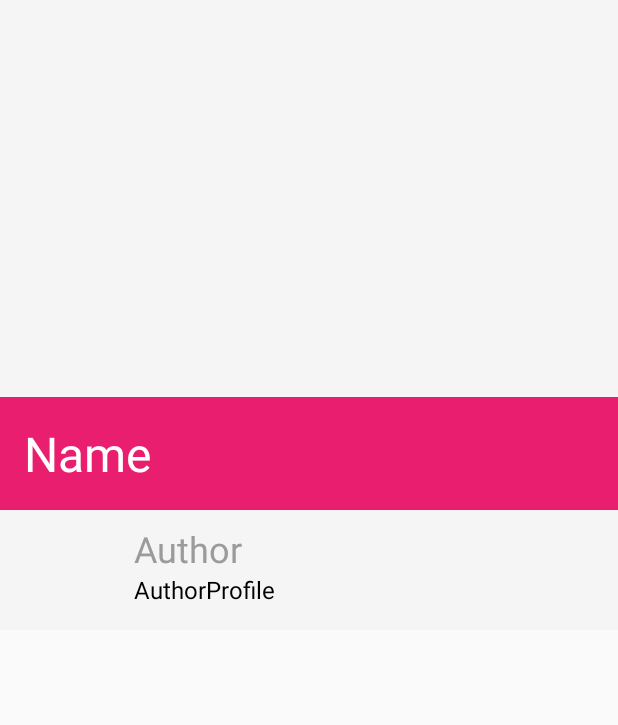
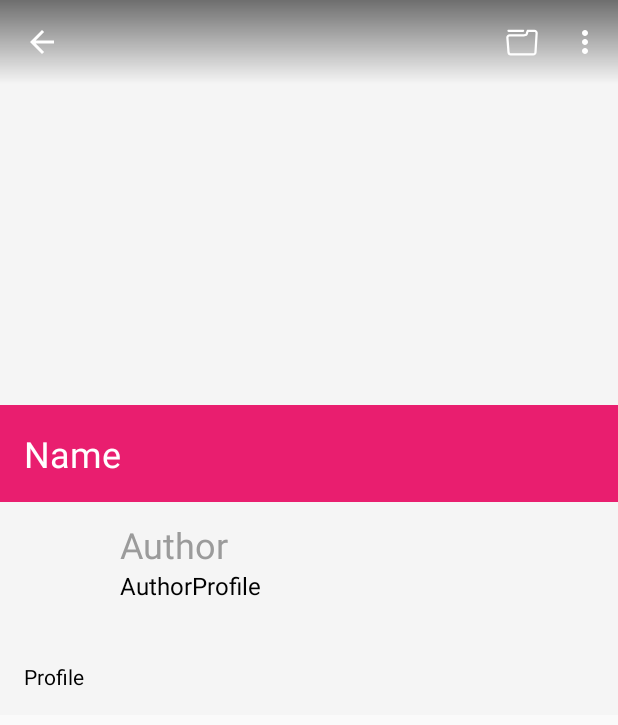
Before and after one commit to MKFMIKU/Aribbble, an Android app: the ShotActivity screen opened directly, with no data from a screen before it, on a phone screen of 412 x 824 dp. Shown: the top 725 px of the screen. Run offline under Robolectric (Android 15) with nearby library versions, the phone set to English and light mode, and no system bars; our stand-ins replace CircleImageView; libraries missing offline, so code that uses them is left out: rx.android.schedulers, rx.functions, rx.schedulers; pictures from the network do not load; 1 statement that could not run was skipped.

Commit message:
Fix bug in the CoordinatorLayout

```diff
--- a/app/src/main/java/com/kfnoon/huanm/aribbble/model/user.java
+++ b/app/src/main/java/com/kfnoon/huanm/aribbble/model/user.java
@@ -4,4 +4,5 @@ public class User {
     public int id;
     public String name;
     public String avatar_url;
+    public String bio;
 }
--- a/app/src/main/java/com/kfnoon/huanm/aribbble/ui/ShotActivity.java
+++ b/app/src/main/java/com/kfnoon/huanm/aribbble/ui/ShotActivity.java
@@ -27,6 +27,7 @@ import com.kfnoon.huanm.aribbble.R;
 import com.kfnoon.huanm.aribbble.api.BaseClient;
 import com.kfnoon.huanm.aribbble.model.Shot;
 
+import de.hdodenhof.circleimageview.CircleImageView;
 import rx.Subscription;
 import rx.android.schedulers.AndroidSchedulers;
 import rx.functions.Action1;
@@ -38,31 +39,32 @@ public class ShotActivity extends AppCompatActivity {
     private Shot mShot;
     private Subscription mSubscription;
     private ImageView shotHidpi;
-    private ProgressBar shotLoading;
     private Toolbar toolbar;
     private CollapsingToolbarLayout collapsingToolbarLayout;
-    private TextView shotName,shotDescription;
+    private TextView shotName,shotAuthor,shotAuthorProfile,shotProfile;
+    private CircleImageView shotAuthorAvatar;
     private Action1<Throwable> handleError;
 
     @Override
     protected void onCreate(Bundle savedInstanceState) {
         super.onCreate(savedInstanceState);
-
         setContentView(R.layout.activity_shot);
-
+        getWindow().getDecorView().setSystemUiVisibility(View.SYSTEM_UI_FLAG_LAYOUT_FULLSCREEN);
         toolbar = (Toolbar) findViewById(R.id.shotToolbar);
         setSupportActionBar(toolbar);
-
         getSupportActionBar().setDisplayHomeAsUpEnabled(true);
-
-        collapsingToolbarLayout = (CollapsingToolbarLayout) findViewById(R.id.collaspingToolBar);
+        getSupportActionBar().setDisplayShowTitleEnabled(false);
 
 
         Intent intent = getIntent();
         ShotId = intent.getIntExtra("id",0);
 
         shotHidpi = (ImageView) findViewById(R.id.shotHidpi);
-        shotLoading = (ProgressBar) findViewById(R.id.shotLoading);
+        shotName = (TextView) findViewById(R.id.shotName);
+        shotAuthor = (TextView) findViewById(R.id.shotAuthor);
+        shotAuthorProfile = (TextView) findViewById(R.id.shotAuthorProfile);
+        shotAuthorAvatar = (CircleImageView) findViewById(R.id.shotAuthorAvatar);
+        shotProfile = (TextView) findViewById(R.id.shotProfile);
 
         initData();
 
@@ -75,20 +77,27 @@ public class ShotActivity extends AppCompatActivity {
     }
 
     private void initUi(){
-        collapsingToolbarLayout.setTitle(mShot.title);
+        shotName.setText(mShot.title);
+        shotAuthor.setText(mShot.user.name);
+        if (Build.VERSION.SDK_INT >= Build.VERSION_CODES.N) {
+            shotAuthorProfile.setText(Html.fromHtml(mShot.user.bio, Html.FROM_HTML_MODE_LEGACY));
+            shotProfile.setText(Html.fromHtml(mShot.description, Html.FROM_HTML_MODE_LEGACY));
+        }else{
+            shotAuthorProfile.setText(Html.fromHtml(mShot.user.bio));
+            shotProfile.setText(Html.fromHtml(mShot.description));
+        }
+        Glide.with(getApplicationContext()).load(mShot.user.avatar_url).into(shotAuthorAvatar);
         Glide.with(getApplicationContext())
                 .load(mShot.images.hidpi)
                 .diskCacheStrategy(DiskCacheStrategy.SOURCE)
                 .listener(new RequestListener<String, GlideDrawable>() {
                     @Override
                     public boolean onException(Exception e, String model, Target<GlideDrawable> target, boolean isFirstResource) {
-                        shotLoading.setVisibility(View.GONE);
                         return false;
                     }
 
                     @Override
                     public boolean onResourceReady(GlideDrawable resource, String model, Target<GlideDrawable> target, boolean isFromMemoryCache, boolean isFirstResource) {
-                        shotLoading.setVisibility(View.GONE);
                         return false;
                     }
                 })
--- a/app/src/main/res/drawable/gradient.xml
+++ b/app/src/main/res/drawable/gradient.xml
@@ -1,7 +1,7 @@
 <?xml version="1.0" encoding="utf-8"?>
 <shape xmlns:android="http://schemas.android.com/apk/res/android">
     <gradient
-        android:startColor="#1e000000"
+        android:startColor="#00000000"
         android:endColor="#8c000000"
         android:angle="90"></gradient>
 </shape>
--- a/app/src/main/res/layout/activity_shot.xml
+++ b/app/src/main/res/layout/activity_shot.xml
@@ -3,99 +3,42 @@
 <android.support.design.widget.CoordinatorLayout
     xmlns:android="http://schemas.android.com/apk/res/android"
     xmlns:app="http://schemas.android.com/apk/res-auto"
-    android:id="@+id/activity_shot"
-    android:fitsSystemWindows="true"
     android:layout_width="match_parent"
     android:layout_height="match_parent" >
-
-    <ProgressBar
-        android:id="@+id/shotLoading"
-        android:layout_width="wrap_content"
-        android:layout_height="wrap_content" />
 
     <android.support.design.widget.AppBarLayout
         android:id="@+id/shotBar"
         android:fitsSystemWindows="true"
         android:layout_width="match_parent"
-        android:layout_height="420dp"
+        android:layout_height="wrap_content"
         android:theme="@style/ThemeOverlay.AppCompat.Dark.ActionBar">
 
        <android.support.design.widget.CollapsingToolbarLayout
            android:layout_width="match_parent"
-           android:layout_height="match_parent"
+           android:layout_height="wrap_content"
            android:id="@+id/collaspingToolBar"
-           android:fitsSystemWindows="true"
-           app:expandedTitleMarginStart="48dp"
-           app:expandedTitleMarginEnd="64dp"
-           app:contentScrim="?attr/colorPrimary"
-           app:statusBarScrim="@android:color/transparent"
-           app:layout_scrollFlags="scroll|exitUntilCollapsed|snap">
-
+           app:layout_scrollFlags="scroll|snap|exitUntilCollapsed"
+           app:statusBarScrim="@android:color/transparent">
            <ImageView
                android:scaleType="centerCrop"
                android:id="@+id/shotHidpi"
                android:layout_width="match_parent"
                android:layout_height="270dp"
+               android:fitsSystemWindows="true"
                app:layout_collapseMode="parallax" />
-           <FrameLayout
-               android:layout_gravity="bottom|center_horizontal"
-               app:layout_collapseMode="parallax"
-               android:layout_width="match_parent"
-               android:layout_height="wrap_content">
-
-               <RelativeLayout
-                   android:gravity="center_vertical"
-                   android:orientation="vertical"
-                   android:layout_width="match_parent"
-                   android:layout_height="wrap_content">
-                   <TextView
-                       android:text="Name"
-                       android:id="@+id/shotName"
-                       android:background="@color/colorPrimary"
-                       android:padding="16dp"
-                       android:textColor="#fff"
-                       android:textSize="32sp"
-                       android:layout_width="match_parent"
-                       android:layout_height="wrap_content" />
-                   <de.hdodenhof.circleimageview.CircleImageView
-                       android:id="@+id/shotAuthorAvatar"
-                       android:layout_below="@id/shotName"
-                       android:layout_margin="16dp"
-                       android:layout_width="48dp"
-                       android:layout_height="48dp" />
-
-                   <TextView
-                       android:textColor="#000"
-                       android:text="AuthorProfile"
-                       android:id="@+id/shotAuthorProfile"
-                       android:textSize="16sp"
-                       android:layout_width="wrap_content"
-                       android:layout_height="wrap_content"
-                       android:layout_marginStart="9dp"
-                       android:layout_alignBottom="@+id/shotAuthorAvatar"
-                       android:layout_toEndOf="@+id/shotAuthorAvatar" />
-
-                   <TextView
-                       android:text="Author"
-                       android:textColor="#9B9B9B"
-                       android:id="@+id/shotAuthor"
-                       android:textSize="24sp"
-                       android:layout_width="wrap_content"
-                       android:layout_height="wrap_content"
-                       android:layout_above="@+id/shotAuthorProfile"
-                       android:layout_alignStart="@+id/shotAuthorProfile" />
-               </RelativeLayout>
-
-           </FrameLayout>
-
-       </android.support.design.widget.CollapsingToolbarLayout>
 
            <android.support.v7.widget.Toolbar
                    android:id="@+id/shotToolbar"
+                   android:layout_height="wrap_content"
                    android:layout_width="match_parent"
-            android:layout_height="wrap_content">
+                   android:background="@drawable/gradient"
+                   app:layout_collapseMode="pin"
+                   app:popupTheme="@style/ThemeOverlay.AppCompat.Light" />
 
-        </android.support.v7.widget.Toolbar>
+       </android.support.design.widget.CollapsingToolbarLayout>
+        <include layout="@layout/shot_profile" />
+
     </android.support.design.widget.AppBarLayout>
 
+
 </android.support.design.widget.CoordinatorLayout>
--- /dev/null
+++ b/app/src/main/res/layout/shot_profile.xml
@@ -0,0 +1,85 @@
+<?xml version="1.0" encoding="utf-8"?>
+
+<android.support.v4.widget.NestedScrollView xmlns:android="http://schemas.android.com/apk/res/android"
+    android:layout_width="match_parent"
+    android:layout_height="match_parent">
+
+    <RelativeLayout
+        android:layout_width="match_parent"
+        android:layout_height="wrap_content"
+        android:minHeight="160dp">
+
+        <TextView
+            android:text="Name"
+            android:id="@+id/shotName"
+            android:background="@color/colorPrimary"
+            android:padding="16dp"
+            android:textColor="#fff"
+            android:textSize="24sp"
+            android:layout_width="match_parent"
+            android:layout_height="wrap_content"
+            android:layout_alignParentTop="true"
+            android:layout_alignParentStart="true" />
+
+        <LinearLayout
+            android:id="@+id/shotAuthorLayout"
+            android:layout_below="@id/shotName"
+            android:orientation="horizontal"
+            android:layout_width="match_parent"
+            android:layout_height="wrap_content">
+
+            <de.hdodenhof.circleimageview.CircleImageView
+                android:id="@+id/shotAuthorAvatar"
+                android:layout_below="@id/shotName"
+                android:layout_margin="16dp"
+                android:layout_width="48dp"
+                android:layout_height="48dp" />
+
+            <LinearLayout
+                android:paddingTop="8dp"
+                android:paddingBottom="16dp"
+                android:orientation="vertical"
+                android:layout_below="@+id/shotName"
+                android:layout_toEndOf="@+id/shotAuthorAvatar"
+                android:layout_width="match_parent"
+                android:layout_height="wrap_content">
+
+                <TextView
+                    android:layout_marginTop="4dp"
+                    android:text="Author"
+                    android:textColor="#9B9B9B"
+                    android:id="@+id/shotAuthor"
+                    android:textSize="24sp"
+                    android:layout_width="wrap_content"
+                    android:layout_height="wrap_content"
+                    android:layout_below="@+id/shotName"
+                    android:layout_alignStart="@+id/shotAuthorProfile" />
+
+                <TextView
+                    android:textColor="#000"
+                    android:text="AuthorProfile"
+                    android:id="@+id/shotAuthorProfile"
+                    android:textSize="16sp"
+                    android:paddingBottom="8dp"
+                    android:layout_width="wrap_content"
+                    android:layout_height="wrap_content"
+                    android:layout_below="@+id/shotAuthor"
+                    android:layout_toEndOf="@+id/shotAuthorAvatar" />
+
+            </LinearLayout>
+
+        </LinearLayout>
+
+        <TextView
+            android:layout_below="@+id/shotAuthorLayout"
+            android:textColor="#000"
+            android:padding="16dp"
+            android:text="Profile"
+            android:id="@+id/shotProfile"
+            android:layout_width="match_parent"
+            android:layout_height="wrap_content" />
+
+    </RelativeLayout>
+
+
+</android.support.v4.widget.NestedScrollView>
```
Lines whose indentation alone changed are shown as unchanged.
